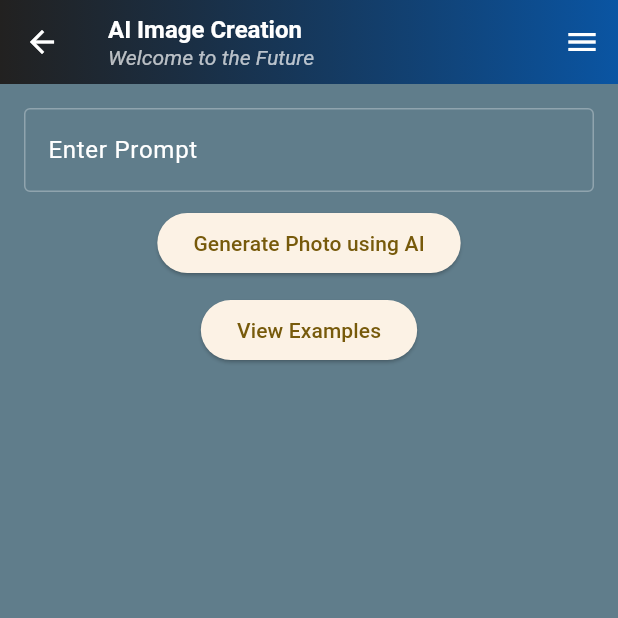
After one commit to MannyChia/Digital-Media-Bridge-iOS, a Flutter app: the WelcomePage screen opened directly, on a phone screen of 412 x 824 dp, the top half of it. The commit adds this screen. Run offline on Flutter 3.47's test engine with Material 3 defaults, Android fonts, the phone set to English and light mode, and no system bars; our stand-ins replace dropdown_button2, flutter_secure_storage, image_picker; accounts and stored records are empty.

Commit message:
Billy Update 5/30

```diff
--- /dev/null
+++ b/lib/ai_image_page.dart
@@ -0,0 +1,244 @@
+import 'package:flutter/material.dart';
+import './dmb_functions.dart';
+
+class WelcomePage extends StatefulWidget {
+  const WelcomePage({super.key, this.pageTitle, this.pageSubTitle});
+
+  final String? pageTitle;
+  final String? pageSubTitle;
+
+  @override
+  _WelcomePageState createState() => _WelcomePageState();
+}
+
+class _WelcomePageState extends State<WelcomePage> {
+  late String pageTitle;
+  late String pageSubTitle;
+  String _savedText = '';
+  final TextEditingController _controller = TextEditingController();
+
+  @override
+  void initState() {
+    super.initState();
+    _updateTitle();
+  }
+
+  void _updateTitle() {
+    pageTitle = widget.pageTitle ?? "Welcome";
+    pageSubTitle = widget.pageSubTitle ?? "";
+  }
+
+  void _userLogout() {
+    confirmLogout(context); // Assumes confirmLogout is defined in dmb_functions.dart
+  }
+
+  void _saveText() {
+    setState(() {
+      _savedText = _controller.text;
+    });
+  }
+
+  PreferredSizeWidget _appBarNoBackBtn(BuildContext context) {
+    return AppBar(
+      flexibleSpace: Container(
+        decoration: const BoxDecoration(
+          gradient: LinearGradient(
+            begin: Alignment.centerLeft,
+            end: Alignment.centerRight,
+            colors: <Color>[Colors.blueGrey, Color.fromRGBO(10, 85, 163, 1.0)],
+          ),
+        ),
+      ),
+      automaticallyImplyLeading: false,
+      title: Column(
+        crossAxisAlignment: CrossAxisAlignment.start,
+        children: [
+          Text(
+            pageTitle,
+            style: const TextStyle(
+              fontWeight: FontWeight.bold,
+              color: Colors.white,
+              fontSize: 16,
+            ),
+          ),
+          Text(
+            pageSubTitle,
+            style: const TextStyle(
+              fontStyle: FontStyle.italic,
+              color: Colors.white70,
+              fontSize: 14,
+            ),
+          ),
+        ],
+      ),
+      actions: [
+        Builder(
+          builder: (context) => IconButton(
+            icon: const Icon(Icons.menu, color: Colors.white),
+            onPressed: () => Scaffold.of(context).openEndDrawer(),
+          ),
+        ),
+      ],
+    );
+  }
+
+
+  @override
+  Widget build(BuildContext context) {
+    return Scaffold(
+      appBar: AppBar(
+        iconTheme: const IconThemeData(
+          color: Colors.white, //change your color here
+        ),
+        // TRY THIS: Try changing the color here to a specific color (to
+        // Colors.amber, perhaps?) and trigger a hot reload to see the AppBar
+        // change color while the other colors stay the same.
+        flexibleSpace: Container(
+          decoration: const BoxDecoration(
+            gradient: LinearGradient(
+                begin: Alignment.centerLeft,
+                end: Alignment.centerRight,
+                colors: <Color>[Colors.black87, Color.fromRGBO(10, 85, 163, 1.0)]),  //DMB BLUE
+          ),
+        ),
+        // Here we take the value from the MyHomePage object that was created by
+        // the App.build method, and use it to set our appbar title.
+        title: Column(
+          mainAxisAlignment: MainAxisAlignment.start,
+          children: [
+            Row(
+              mainAxisAlignment: MainAxisAlignment.start,
+              children: [
+                Text(pageTitle,
+                    style: const TextStyle(fontWeight: FontWeight.bold,
+                        color:Colors.white,
+                        fontSize: 16)),
+              ],
+            ),
+            Row(
+              mainAxisAlignment: MainAxisAlignment.start,
+              children: [
+                Text(pageSubTitle,
+                    style: const TextStyle(fontStyle: FontStyle.italic,
+                        color:Colors.white70,
+                        fontSize: 14)),
+              ],
+            ),
+          ],
+        ),
+      ),
+      endDrawer: Drawer(
+        child: Container(
+          decoration: const BoxDecoration(
+            gradient: LinearGradient(
+              begin: Alignment.topRight,
+              end: Alignment.bottomRight,
+              colors: <Color>[
+                Colors.blueGrey,
+                Color.fromRGBO(10, 85, 163, 1.0),
+              ],
+            ),
+          ),
+          child: SafeArea(
+            child: Column(
+              crossAxisAlignment: CrossAxisAlignment.start,
+              children: [
+                const Padding(
+                  padding: EdgeInsets.all(16.0),
+                  child: Text(
+                    "Menu",
+                    style: TextStyle(
+                      color: Colors.white,
+                      fontSize: 20,
+                      fontWeight: FontWeight.bold,
+                    ),
+                  ),
+                ),
+                const Divider(color: Colors.black),
+                Padding(
+                  padding: const EdgeInsets.only(bottom: 5.0),
+                  child: Material(
+                    color: Colors.transparent,
+                    child: InkWell(
+                      borderRadius: BorderRadius.circular(4),
+                      splashColor: Colors.white24,
+                      highlightColor: Colors.white10,
+                      onTap: () {
+                        Navigator.pop(context);
+                        _userLogout();
+                      },
+                      child: const ListTile(
+                        leading: Icon(Icons.logout, color: Colors.orange),
+                        title: Text("Logout", style: TextStyle(color: Colors.white)),
+                      ),
+                    ),
+                  ),
+                ),
+              ],
+            ),
+          ),
+        ),
+      ),
+      body: Padding(
+        padding: EdgeInsets.all(16),
+        child: Column(
+          children: [
+            TextField(
+              controller: _controller,
+              decoration: InputDecoration(
+                  labelText: 'Enter Prompt',
+                  labelStyle: TextStyle(
+                    color: Colors.white,
+                  )
+              ),
+            ),
+            SizedBox(height: 10),
+            ElevatedButton(
+              onPressed: _saveText,
+              child: Text('Generate Photo using AI'),
+            ),
+            SizedBox(height: 10),
+            ElevatedButton(
+              onPressed: () {
+                Navigator.push(
+                  context,
+                  MaterialPageRoute(builder: (context) => ExampleScreen()),
+                );
+              },
+              child: Text('View Examples'),
+            )
+          ]
+        ),
+      ),
+    );
+  }
+}
+
+class ExampleScreen extends StatelessWidget {
+  @override
+  Widget build(BuildContext context) {
+    return Scaffold(
+      appBar: AppBar(title: Text('Examples')),
+      body: SingleChildScrollView(
+        child: Column(
+          children: [
+            Padding (
+              padding: EdgeInsets.all(16),
+              child: Column(
+                children: [
+                  Image.asset('assets/churches_chicken_ai.webp'),
+                  SizedBox(height:20),
+                  Image.asset('assets/kohls_ai.webp'),
+                  SizedBox(height:20),
+                  Image.asset('assets/kings_game_ai.webp'),
+                  SizedBox(height:20),
+                  Image.asset('assets/home_depot_ai.webp')
+                ],
+              ),
+            )
+          ],
+        ),
+      ),
+    );
+  }
+}
--- a/lib/players_page.dart
+++ b/lib/players_page.dart
@@ -8,10 +8,10 @@
 // for camera and gallery
 import 'dart:io';
 import 'package:image_picker/image_picker.dart';
-
 import './main.dart';
 import './screens_page.dart';
 import './dmb_functions.dart';
+import './ai_image_page.dart';
 import 'package:flutter/material.dart';
 import 'package:dropdown_button2/dropdown_button2.dart';
 
@@ -209,6 +209,7 @@ class _PlayersPageState extends State<PlayersPage> {
     }
   }
 
+
   final List<String> uploadOptions = ['Camera', 'Gallery', 'Create Image'];
   String? selectedOption;
 
@@ -345,7 +346,16 @@ class _PlayersPageState extends State<PlayersPage> {
                               );
                             }
                           } else if (newValue == 'Create Image') {
-                            // implement logic for AI generated photo
+                              Navigator.pop(context);
+                              Navigator.push(
+                                context,
+                                MaterialPageRoute(
+                                  builder: (context) => const WelcomePage(
+                                    pageTitle: "AI Image Creation",
+                                    pageSubTitle: "Welcome to the Future",
+                                  ),
+                                ),
+                              );
                           }
                         },
                         buttonStyleData: const ButtonStyleData(
--- a/lib/screens_page.dart
+++ b/lib/screens_page.dart
@@ -51,7 +51,6 @@ class _ScreensPageState extends State<ScreensPage> {
 
   @override
   Widget build(BuildContext context) {
-
     return Scaffold(
       // **********
       /* THE TITLE OF THE 'SCREENS' PAGE */
```
Also changed, not shown: pubspec.yaml (+4 -9 lines).
